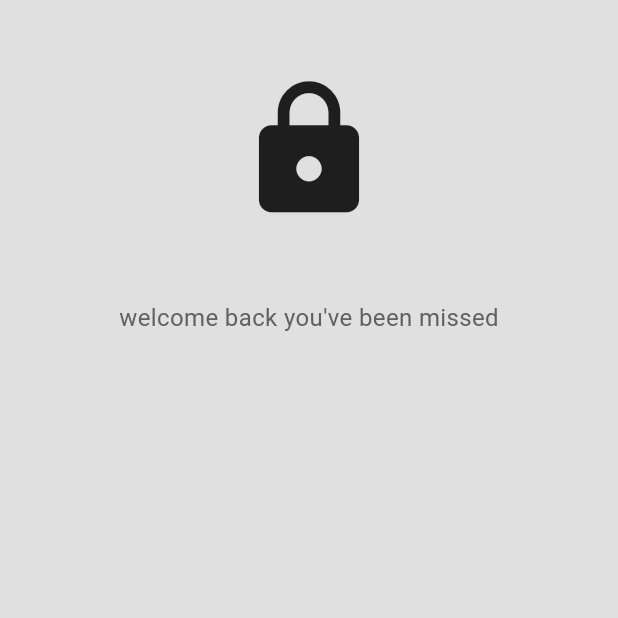
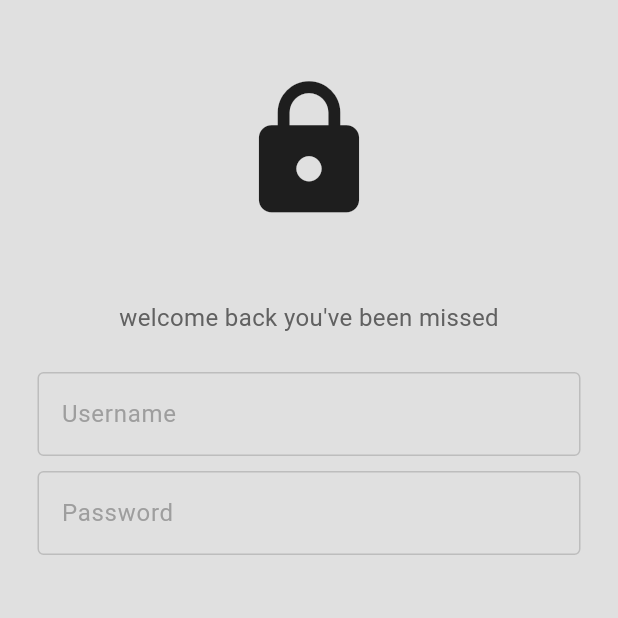
Before and after one commit to Darrylwin/goole_sign, a Flutter app: the screen it shows after launch, on a phone screen of 412 x 824 dp, the top half of it. Run offline on Flutter 3.47's test engine with Material 3 defaults, Android fonts, the phone set to English and light mode, and no system bars.

Commit message:
Utilisation de MyTextField pour créer UsernameTextfield et PasswordTextField

```diff
--- a/lib/components/my_textfield.dart
+++ b/lib/components/my_textfield.dart
@@ -3,12 +3,12 @@ import 'package:flutter/material.dart';
 class MyTextfield extends StatelessWidget {
   final controller;
   final String hintText;
-  final bool ObscureText;
+  final bool obscureText;
   const MyTextfield({
     super.key,
     required this.controller,
     required this.hintText,
-    required this.ObscureText,
+    required this.obscureText,
   });
 
   @override
@@ -17,7 +17,7 @@ class MyTextfield extends StatelessWidget {
       padding: const EdgeInsets.symmetric(horizontal: 25.0),
       child: TextField(
         controller: controller,
-        obscureText: ObscureText,
+        obscureText: obscureText,
         cursorColor: Colors.black87,
         decoration: InputDecoration(
           enabledBorder: OutlineInputBorder(
@@ -32,6 +32,9 @@ class MyTextfield extends StatelessWidget {
           ),
           fillColor: Colors.grey[200],
           hintText: hintText,
+          hintStyle: TextStyle(
+            color: Colors.grey,
+          ),
         ),
       ),
     );
--- a/lib/main.dart
+++ b/lib/main.dart
@@ -10,7 +10,7 @@ class MainApp extends StatelessWidget {
 
   @override
   Widget build(BuildContext context) {
-    return const MaterialApp(
+    return MaterialApp(
       debugShowCheckedModeBanner: false,
       home: LoginPage(),
     );
--- a/lib/pages/login_page.dart
+++ b/lib/pages/login_page.dart
@@ -1,13 +1,18 @@
 import 'package:flutter/material.dart';
+import 'package:goole_sign/components/my_textfield.dart';
 
 class LoginPage extends StatelessWidget {
-  const LoginPage({super.key});
+  LoginPage({super.key});
+
+  // text editing controllers
+  final usernameController = TextEditingController();
+  final passwordController = TextEditingController();
 
   @override
   Widget build(BuildContext context) {
     return Scaffold(
       backgroundColor: Colors.grey[300],
-      body:  SafeArea(
+      body: SafeArea(
         child: Column(
           children: [
             const SizedBox(
@@ -28,8 +33,7 @@ class LoginPage extends StatelessWidget {
             // welcome back you have been missed
             Text(
               "welcome back you've been missed",
-              style: TextStyle(color: Colors.grey[700],
-              fontSize: 16),
+              style: TextStyle(color: Colors.grey[700], fontSize: 16),
             ),
 
             const SizedBox(
@@ -37,8 +41,22 @@ class LoginPage extends StatelessWidget {
             ),
 
             // username textfiled
+            MyTextfield(
+              controller: usernameController,
+              obscureText: false,
+              hintText: "Username",
+            ),
+
+            const SizedBox(
+              height: 10,
+            ),
 
             // password textfield
+            MyTextfield(
+              controller: passwordController,
+              obscureText: true,
+              hintText: "Password",
+            ),
 
             // forgot password
 
```
